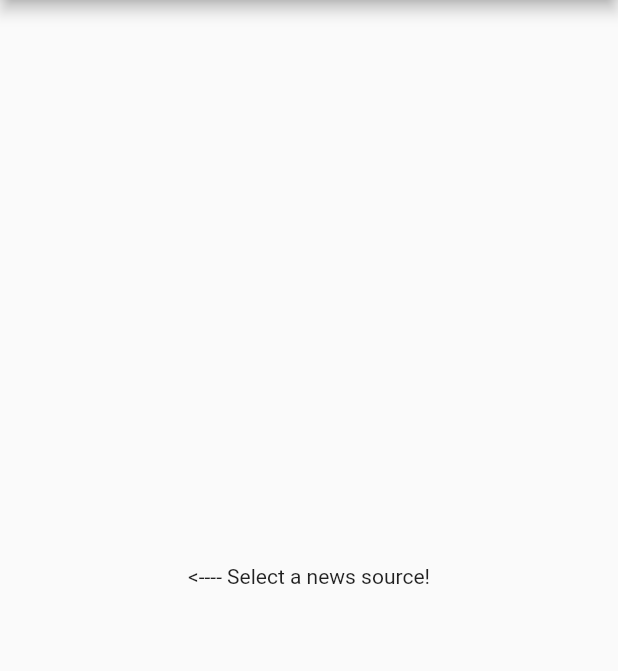
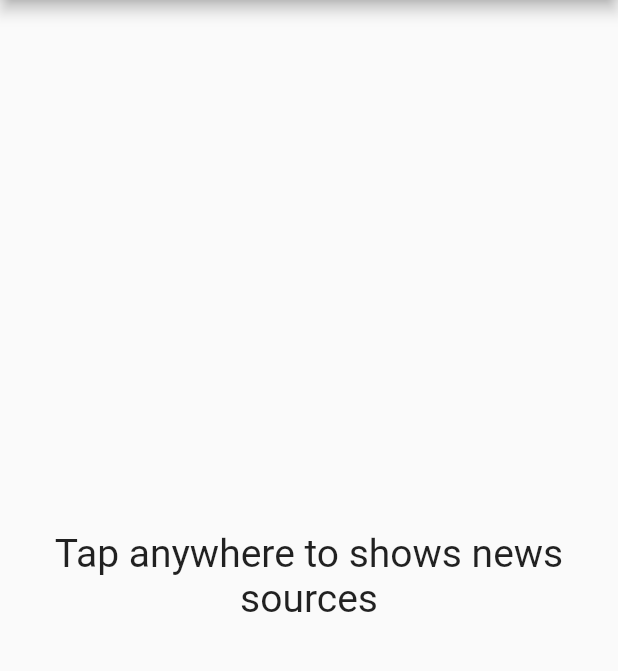
Before and after one commit to bigboateng/newsReaderFlutter, a Flutter app: the screen it shows after launch, on a phone screen of 412 x 824 dp, the part 84-755 px from its top. Run offline on Flutter 3.47's test engine with Material 2 defaults, Android fonts, the phone set to English and light mode, and no system bars; network calls fail.

Commit message:
Tap anywhere to show drawer

```diff
--- a/lib/pages/home_page.dart
+++ b/lib/pages/home_page.dart
@@ -10,11 +10,11 @@ class HomePage extends StatefulWidget {
 }
 
 class _HomePageState extends State<HomePage> {
-  final GlobalKey<ScaffoldState> _scaffoldKey = new GlobalKey<ScaffoldState>();
   String appBarTitle = "News Reader";
   String newsSourceId = "";
   List newsSourcesArray = [];
   List newsStoriesArray = [];
+  GlobalKey<ScaffoldState> _scaffoldKey = new GlobalKey();
 
   @override
   void initState() {
@@ -33,12 +33,13 @@ class _HomePageState extends State<HomePage> {
     });
   }
 
-  buildListOfNewsSources(BuildContext context) {
+  buildListOfNewsSources() {
     if (newsSourcesArray.length == 0) {
       return new Center(child: new CircularProgressIndicator());
     } else {
-      return new ListView(
-          children: new List.generate(newsSourcesArray.length, (int index) {
+      return new Drawer(
+          child: new ListView(
+              children: new List.generate(newsSourcesArray.length, (int index) {
         String newsSource = newsSourcesArray[index]['name'];
         return new ListTile(
             title: new Text(newsSource),
@@ -49,7 +50,7 @@ class _HomePageState extends State<HomePage> {
               newsStoriesArray.clear();
               loadNewsStories();
             });
-      }));
+      })));
     }
   }
 
@@ -67,17 +68,44 @@ class _HomePageState extends State<HomePage> {
 
   buildListOfNewsStories() {
     if (newsStoriesArray.length == 0) {
-      return new Center(child: new Text("<---- Select a news source!"));
+      //return new Center(child: new Text("<---- Select a news source!"));
+//      return new Center(
+//          child: new InkWell(
+//              onTap: () => _scaffoldKey.currentState.openDrawer(),
+//              child: new Text("Tap anywhere to shows news sources",
+//                  style: new TextStyle(fontSize: 26.0))));
+      return new Row(
+        children: <Widget>[
+          new Expanded(
+              child: new InkWell(
+                  onTap: () => _scaffoldKey.currentState.openDrawer(),
+                  child: new Center(
+                      child: new Padding(
+                          padding: new EdgeInsets.all(16.0),
+                          child: new Text("Tap anywhere to shows news sources",
+                              textAlign: TextAlign.center,
+                              style: new TextStyle(fontSize: 26.0))))))
+        ],
+      );
     } else {
       return new Container(
         child: new ListView(
           children: new List.generate(newsStoriesArray.length, (int index) {
-
-            String title = newsStoriesArray[index]['title'] == null ? ""  : newsStoriesArray[index]['title'];
-            String newsText = newsStoriesArray[index]['description'] == null ? "" : newsStoriesArray[index]['description'];
-            String url = newsStoriesArray[index]['url'] == null  ? ""  : newsStoriesArray[index]['url'];
-            String imageUrl = newsStoriesArray[index]['urlToImage'] == null ? "" : newsStoriesArray[index]['urlToImage'];
-            String dateTime = newsStoriesArray[index]['publishedAt'] == null ? ""  : newsStoriesArray[index]['publishedAt'];
+            String title = newsStoriesArray[index]['title'] == null
+                ? ""
+                : newsStoriesArray[index]['title'];
+            String newsText = newsStoriesArray[index]['description'] == null
+                ? ""
+                : newsStoriesArray[index]['description'];
+            String url = newsStoriesArray[index]['url'] == null
+                ? ""
+                : newsStoriesArray[index]['url'];
+            String imageUrl = newsStoriesArray[index]['urlToImage'] == null
+                ? ""
+                : newsStoriesArray[index]['urlToImage'];
+            String dateTime = newsStoriesArray[index]['publishedAt'] == null
+                ? ""
+                : newsStoriesArray[index]['publishedAt'];
 
             String newDateTime = dateTime.substring(0, 19) + "Z";
             DateTime dtObj = DateTime.parse(newDateTime);
@@ -143,11 +171,9 @@ class _HomePageState extends State<HomePage> {
   @override
   Widget build(BuildContext context) {
     return new Scaffold(
-        //primary: true,
         key: _scaffoldKey,
         appBar: new AppBar(title: new Text(appBarTitle)),
-        drawer: new Drawer(child: buildListOfNewsSources(context)),
+        drawer: buildListOfNewsSources(),
         body: buildListOfNewsStories());
-
   }
 }
```
